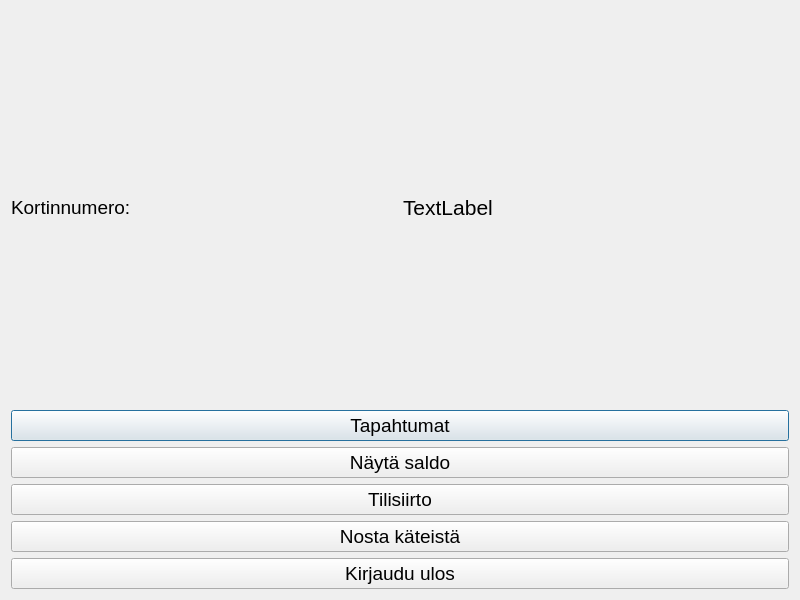
Before: the Qt Designer form bank-automat/cardinfo.ui in tvt24kmo-project/group_15, drawn with Qt 5.
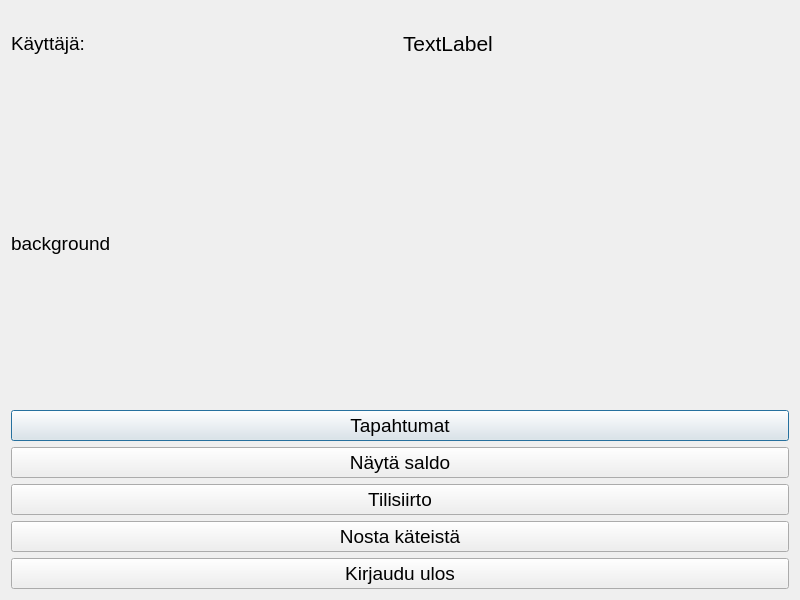
After: the same form once the commit is applied.

What changed in the file:
```diff
--- a/bank-automat/cardinfo.ui
+++ b/bank-automat/cardinfo.ui
@@ -32,7 +32,7 @@
         </font>
        </property>
        <property name="text">
-        <string>Kortinnumero:</string>
+        <string>Käyttäjä: </string>
        </property>
       </widget>
      </item>
@@ -53,6 +53,13 @@
      </item>
     </layout>
    </item>
+   <item>
+    <widget class="QLabel" name="labelBG">
+     <property name="text">
+      <string>background</string>
+     </property>
+    </widget>
+   </item>
    <item>
     <layout class="QVBoxLayout" name="verticalLayout">
      <item>
```
